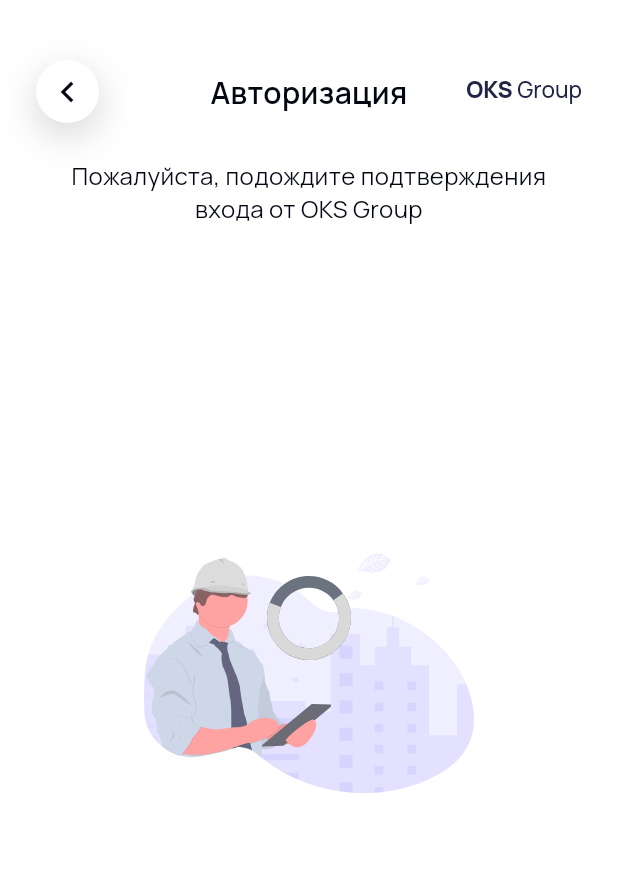
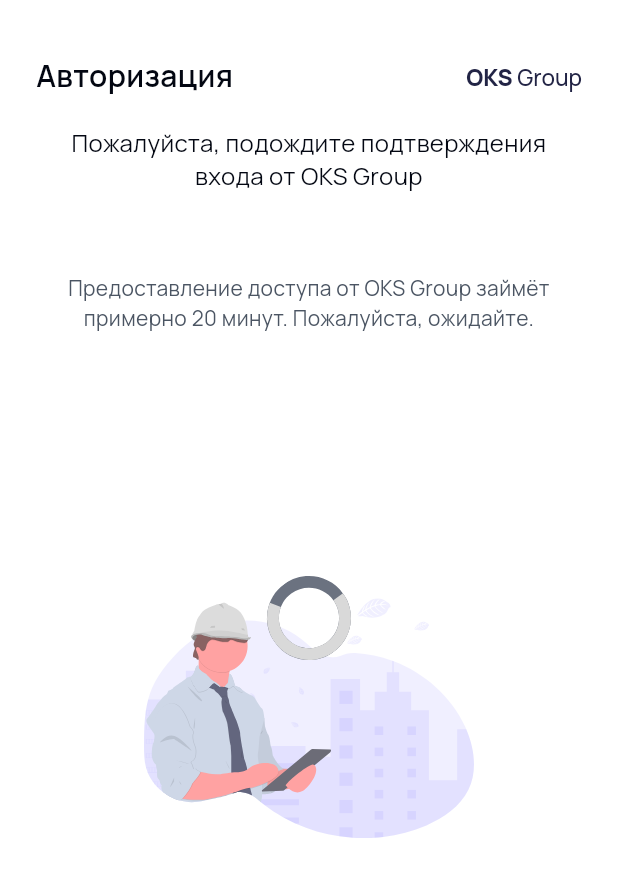
Before and after one commit to chigan0/oks__corp__mobile, a Flutter app: the ApprovalWaitingScreen screen opened by its route, on a phone screen of 412 x 824 dp. Shown: the top 877 px of the screen. Run offline on Flutter 3.47's test engine with Material 3 defaults, Android fonts, the phone set to English and light mode, and no system bars; our stand-ins replace connectivity_plus, dio, flutter_secure_storage, flutter_svg, go_router, qr_flutter and 1 more; missing offline and left inert: mobile_scanner; accounts and stored records are empty.

Commit message:
add auth timer,fix craches and minor text upd

```diff
--- a/lib/entities/service_type/model/service_type.dart
+++ b/lib/entities/service_type/model/service_type.dart
@@ -6,7 +6,7 @@ enum ServiceType {
 extension ServiceTypeX on ServiceType {
   String get title {
     return switch (this) {
-      ServiceType.worker => 'Сервис юзеров',
+      ServiceType.worker => 'Сервис подрядчиков',
       ServiceType.guard => 'Сервис охранников',
     };
   }
--- a/lib/screens/auth/approval_waiting_screen.dart
+++ b/lib/screens/auth/approval_waiting_screen.dart
@@ -13,7 +13,6 @@ import '../../shared/api/api_config.dart';
 import '../../shared/constants/app_assets.dart';
 import '../../shared/ui/app_asset_icon.dart';
 import '../../shared/ui/app_primary_button.dart';
-import '../../shared/ui/bottom_sheets/sheet_icon_button.dart';
 import '../../shared/ui/oks_header.dart';
 import '../../shared/ui/spinning_asset.dart';
 
@@ -86,45 +85,21 @@ class _ApprovalWaitingScreenState extends State<ApprovalWaitingScreen> {
 
     return Scaffold(
       body: SafeArea(
+        child: Column(
+          crossAxisAlignment: CrossAxisAlignment.stretch,
+          children: [
+            Expanded(
               child: Stack(
                 children: [
                   Padding(
-              padding: const EdgeInsets.symmetric(horizontal: AppSpacing.xxl),
+                    padding: const EdgeInsets.symmetric(
+                      horizontal: AppSpacing.xxl,
+                    ),
                     child: Column(
                       crossAxisAlignment: CrossAxisAlignment.stretch,
                       children: [
                         const SizedBox(height: AppSpacing.lg),
-                  Padding(
-                    padding: const EdgeInsets.only(
-                      top: AppSpacing.screenHeaderTopInset,
-                    ),
-                    child: Stack(
-                      alignment: Alignment.center,
-                      children: [
-                        Text(
-                          'Авторизация',
-                          textAlign: TextAlign.center,
-                          style: manropeTextStyle(
-                            fontSize: 20,
-                            fontWeight: AppFontWeight.semiBold,
-                            color: AppColors.grey950,
-                            height: 1.0,
-                          ),
-                        ),
-                        Row(
-                          mainAxisAlignment: MainAxisAlignment.spaceBetween,
-                          crossAxisAlignment: CrossAxisAlignment.center,
-                          children: [
-                            SheetIconButton(
-                              icon: Icons.chevron_left,
-                              onPressed: _goBack,
-                            ),
-                            const OksGroupLogo(),
-                          ],
-                        ),
-                      ],
-                    ),
-                  ),
+                        const OksHeader(title: 'Авторизация'),
                         const SizedBox(height: AppSpacing.xxl),
                         Text(
                           isDenied
@@ -149,12 +124,24 @@ class _ApprovalWaitingScreenState extends State<ApprovalWaitingScreen> {
                               color: AppColors.grey600,
                             ),
                           ),
+                          const SizedBox(height: AppSpacing.lg),
+                          Text(
+                            'Предоставление доступа от OKS Group займёт примерно 20 минут. Пожалуйста, ожидайте.',
+                            textAlign: TextAlign.center,
+                            style: manropeTextStyle(
+                              fontSize: 14,
+                              fontWeight: AppFontWeight.regular,
+                              color: AppColors.grey600,
+                              height: 1.4,
+                            ),
+                          ),
                         ],
                         const Spacer(flex: 2),
                         Center(
                           child: SizedBox(
                             width: _illustrationWidth,
-                      height: _illustrationWidth * _illustrationAspectRatio,
+                            height:
+                                _illustrationWidth * _illustrationAspectRatio,
                             child: Stack(
                               clipBehavior: Clip.none,
                               children: [
@@ -178,7 +165,7 @@ class _ApprovalWaitingScreenState extends State<ApprovalWaitingScreen> {
                           ),
                         ),
                         const Spacer(flex: 3),
-                  if (errorMessage != null && !isDenied) ...[
+                        if (errorMessage != null && !isDenied)
                           Text(
                             errorMessage,
                             textAlign: TextAlign.center,
@@ -188,14 +175,6 @@ class _ApprovalWaitingScreenState extends State<ApprovalWaitingScreen> {
                               color: AppColors.red,
                             ),
                           ),
-                    const SizedBox(height: AppSpacing.lg),
-                  ],
-                  if (isDenied)
-                    AppPrimaryButton(
-                      label: 'Вернуться назад',
-                      onPressed: _goBack,
-                    ),
-                  const SizedBox(height: AppSpacing.xxl),
                       ],
                     ),
                   ),
@@ -206,6 +185,22 @@ class _ApprovalWaitingScreenState extends State<ApprovalWaitingScreen> {
                 ],
               ),
             ),
+            if (isDenied)
+              Padding(
+                padding: const EdgeInsets.fromLTRB(
+                  AppSpacing.xxl,
+                  0,
+                  AppSpacing.xxl,
+                  AppSpacing.xxl,
+                ),
+                child: AppPrimaryButton(
+                  label: 'Вернуться назад',
+                  onPressed: _goBack,
+                ),
+              ),
+          ],
+        ),
+      ),
     );
   }
 }
```
Also changed, not shown: lib/screens/guard/guard_main_screen.dart (+12 -8 lines), lib/screens/worker/object_details_screen.dart (+21 -2 lines), lib/screens/worker/worker_main_screen.dart (+21 -2 lines), 1 other file. Lines whose indentation alone changed are shown as unchanged.
